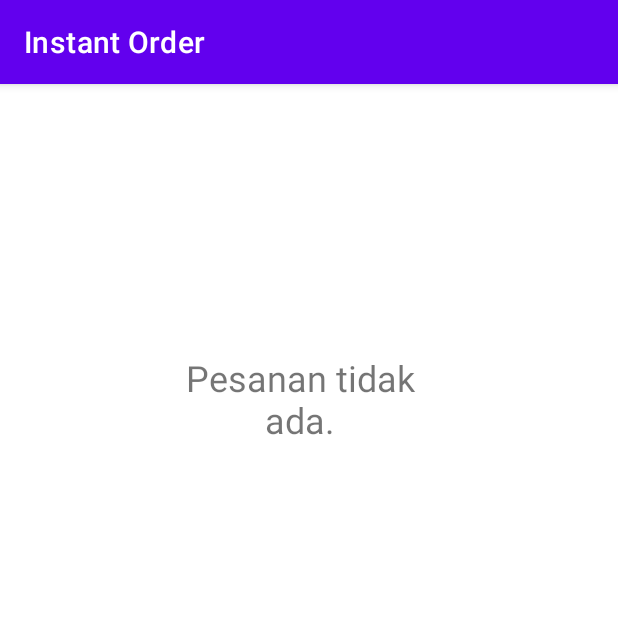
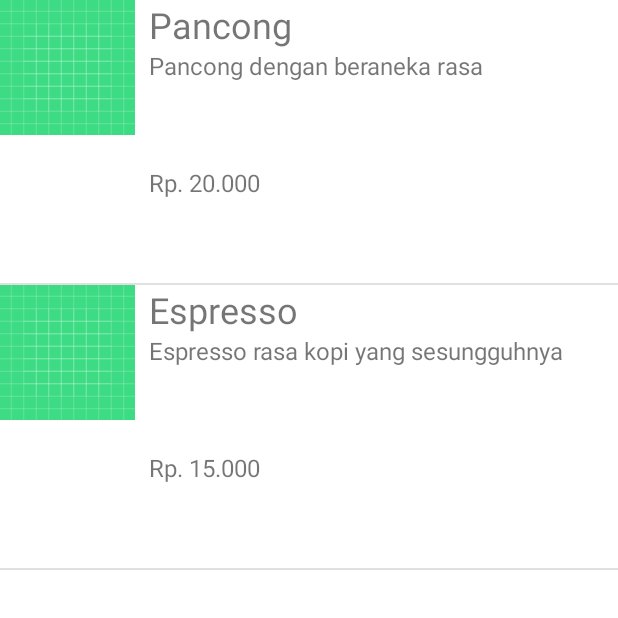
Before and after one commit to Laanaa/SetupProject, an Android app: the screen it shows after launch (Menu before the commit, MenuActivity after it), after a tap on "MENU", on a phone screen of 412 x 824 dp, the top half of it. Run offline under Robolectric (Android 15) with nearby library versions, the phone set to English and light mode, and no system bars.

Commit message:
Add unfinished menu list and empty detail menu

```diff
--- a/app/src/main/AndroidManifest.xml
+++ b/app/src/main/AndroidManifest.xml
@@ -3,6 +3,7 @@
     package="com.example.inder">
 
     <application
+        android:name=".MyApplication"
         android:allowBackup="true"
         android:icon="@mipmap/ic_launcher"
         android:label="@string/app_name"
@@ -10,13 +11,16 @@
         android:supportsRtl="true"
         android:theme="@style/Theme.Inder">
         <activity
+            android:name=".DetailMenu"
+            android:exported="false" />
+        <activity
             android:name=".Order"
             android:exported="false" />
         <activity
             android:name=".Transaction"
             android:exported="false" />
         <activity
-            android:name=".Menu"
+            android:name=".MenuActivity"
             android:exported="false" />
         <activity
             android:name=".MainActivity"
--- /dev/null
+++ b/app/src/main/java/com/example/inder/DetailMenu.java
@@ -0,0 +1,14 @@
+package com.example.inder;
+
+import androidx.appcompat.app.AppCompatActivity;
+
+import android.os.Bundle;
+
+public class DetailMenu extends AppCompatActivity {
+
+    @Override
+    protected void onCreate(Bundle savedInstanceState) {
+        super.onCreate(savedInstanceState);
+        setContentView(R.layout.activity_detail_menu);
+    }
+}
--- a/app/src/main/java/com/example/inder/MainActivity.java
+++ b/app/src/main/java/com/example/inder/MainActivity.java
@@ -2,10 +2,13 @@ package com.example.inder;
 
 import androidx.appcompat.app.AppCompatActivity;
 import android.content.Intent;
+import android.util.Log;
 import android.view.View;
 import android.os.Bundle;
 
 public class MainActivity extends AppCompatActivity {
+
+    private static final String TAG = "MainActivity";
 
     @Override
     protected void onCreate(Bundle savedInstanceState) {
@@ -14,8 +17,11 @@ public class MainActivity extends AppCompatActivity {
     }
 
     public void onStartMenuActivity(View view) {
-        Intent myIntent = new Intent(this, Menu.class);
+        Log.d(TAG, "onCreate: 1");
+        Intent myIntent = new Intent(this, MenuActivity.class);
+        Log.d(TAG, "onCreate: 2");
         startActivity(myIntent);
+        Log.d(TAG, "onCreate: 3");
     }
 
     public void onStartTransactionActivity(View view) {
--- a/app/src/main/java/com/example/inder/Menu.java
+++ b/app/src/main/java/com/example/inder/Menu.java
@@ -1,14 +1,31 @@
 package com.example.inder;
 
-import androidx.appcompat.app.AppCompatActivity;
+public class Menu {
 
-import android.os.Bundle;
+    int image;
+    String title, desc, price;
 
-public class Menu extends AppCompatActivity {
+    public Menu(int image, String title, String desc, String price){
+        this.image = image;
+        this.title = title;
+        this.desc = desc;
+        this.price = price;
+    }
 
-    @Override
-    protected void onCreate(Bundle savedInstanceState) {
-        super.onCreate(savedInstanceState);
-        setContentView(R.layout.activity_menu);
+    public int getImage(){
+        return image;
     }
+
+    public String getTitle(){
+        return title;
+    }
+
+    public String getDesc(){
+        return desc;
+    }
+
+    public String getPrice(){
+        return price;
+    }
+
 }
--- /dev/null
+++ b/app/src/main/java/com/example/inder/MenuActivity.java
@@ -0,0 +1,60 @@
+package com.example.inder;
+
+import androidx.appcompat.app.AppCompatActivity;
+
+import android.content.Intent;
+import android.os.Bundle;
+import android.util.Log;
+import android.view.View;
+import android.widget.AdapterView;
+import android.widget.ListView;
+import java.util.List;
+
+public class MenuActivity extends AppCompatActivity {
+
+    private static final String TAG = "MenuActivity";
+    List<Menu> menuList;
+
+    ListView listView;
+
+    @Override
+    protected void onCreate(Bundle savedInstanceState) {
+        super.onCreate(savedInstanceState);
+        setContentView(R.layout.activity_menu);
+        Log.d(TAG, "onCreate: ");
+//        homeList = new ArrayList<>();
+        menuList = ((MyApplication) this.getApplication()).getMenu();
+        Log.d(TAG, "onCreate: ");
+        listView = (ListView) findViewById(R.id.menuList);
+        Log.d(TAG, "onCreate: ");
+
+        //untuk menambahkan data baru
+        menuList.add(new Menu(R.drawable.ic_launcher_background, "Pancong ", "Pancong dengan beraneka rasa", "Rp. 20.000"));
+        menuList.add(new Menu(R.drawable.ic_launcher_background, "Espresso", "Espresso rasa kopi yang sesungguhnya", "Rp. 15.000"));
+        MenuListAdapter adapter = new MenuListAdapter(MenuActivity.this, R.layout.list_layout_menu, menuList);
+
+        listView.setAdapter(adapter);
+
+        listView.setOnItemClickListener(new AdapterView.OnItemClickListener() {
+            @Override
+            public void onItemClick(AdapterView<?> parent, View view, int position, long id) {
+                int image =  menuList.get(position).image;
+                String title =  menuList.get(position).title;
+                System.out.println(image);
+                Intent myIntent = new Intent(view.getContext(), DetailMenu.class);
+                myIntent.putExtra("image", image);
+                myIntent.putExtra("title", title);
+                myIntent.putExtra("desc", menuList.get(position).desc);
+                startActivityForResult(myIntent, 0);
+            }
+        });
+    }
+
+    @Override
+    protected void onResume() {
+        super.onResume();
+        Log.d(TAG, "onResume: ");
+        MenuListAdapter adapter = new MenuListAdapter(MenuActivity.this, R.layout.list_layout_menu, menuList);
+        listView.setAdapter(adapter);
+    }
+}
--- /dev/null
+++ b/app/src/main/java/com/example/inder/MenuListAdapter.java
@@ -0,0 +1,59 @@
+package com.example.inder;
+
+import android.content.Context;
+import android.view.LayoutInflater;
+import android.view.View;
+import android.view.ViewGroup;
+import android.widget.ArrayAdapter;
+import android.widget.ImageView;
+import android.widget.TextView;
+
+import androidx.annotation.NonNull;
+import androidx.annotation.Nullable;
+
+import java.util.List;
+
+public class MenuListAdapter extends ArrayAdapter<Menu> {
+    List<Menu> menuList;
+
+    Context context;
+
+    int resource;
+
+    public MenuListAdapter(Context context, int resource, List<Menu> homeList){
+        super(context, resource, homeList);
+        this.context = context;
+        this.resource = resource;
+        this.menuList = homeList;
+    }
+    //this will return the ListView Item as a View
+    @NonNull
+    @Override
+    public View getView(final int position, @Nullable View convertView, @NonNull ViewGroup parent) {
+
+        //Get the view of the xml for our list item
+        //
+        LayoutInflater layoutInflater = LayoutInflater.from(context);
+
+        //getting the view
+        //njupuk xml
+        View view = layoutInflater.inflate(resource, null, false);
+
+        //getting the view elements of the list from the view
+        ImageView imageView = view.findViewById(R.id.image);
+        TextView title = view.findViewById(R.id.textTitle);
+        TextView desc = view.findViewById(R.id.textDescription);
+        TextView price = view.findViewById(R.id.textPrice);
+
+        //getting the specified position
+        Menu home = menuList.get(position);
+
+        //adding values to the list item
+        imageView.setImageDrawable(context.getResources().getDrawable(home.getImage()));
+        title.setText(home.getTitle());
+        desc.setText(home.getDesc());
+        price.setText(home.getPrice());
+
+        return view;
+    }
+}
--- /dev/null
+++ b/app/src/main/java/com/example/inder/MyApplication.java
@@ -0,0 +1,27 @@
+package com.example.inder;
+
+import android.app.Application;
+
+import java.util.ArrayList;
+import java.util.List;
+
+public class MyApplication extends Application {
+
+    public List<Menu> menuList;
+
+    @Override
+    public void onCreate() {
+        super.onCreate();
+        menuList = new ArrayList<>();
+    }
+
+    //    private String someVariable;
+//
+    public List<Menu> getMenu() {
+        return menuList;
+    }
+//
+//    public void setSomeVariable(String someVariable) {
+//        this.someVariable = someVariable;
+//    }
+}
--- /dev/null
+++ b/app/src/main/res/layout/activity_detail_menu.xml
@@ -0,0 +1,9 @@
+<?xml version="1.0" encoding="utf-8"?>
+<androidx.constraintlayout.widget.ConstraintLayout xmlns:android="http://schemas.android.com/apk/res/android"
+    xmlns:app="http://schemas.android.com/apk/res-auto"
+    xmlns:tools="http://schemas.android.com/tools"
+    android:layout_width="match_parent"
+    android:layout_height="match_parent"
+    tools:context=".DetailMenu">
+
+</androidx.constraintlayout.widget.ConstraintLayout>
--- a/app/src/main/res/layout/activity_main.xml
+++ b/app/src/main/res/layout/activity_main.xml
@@ -57,6 +57,7 @@
                 android:layout_height="wrap_content"
                 android:layout_gravity="center"
                 android:layout_marginTop="25dp"
+                android:backgroundTint="@color/btnColor"
                 android:onClick="onStartMenuActivity"
                 android:text="Menu" />
 
--- a/app/src/main/res/layout/activity_menu.xml
+++ b/app/src/main/res/layout/activity_menu.xml
@@ -1,34 +1,13 @@
 <?xml version="1.0" encoding="utf-8"?>
-<androidx.constraintlayout.widget.ConstraintLayout xmlns:android="http://schemas.android.com/apk/res/android"
+<RelativeLayout xmlns:android="http://schemas.android.com/apk/res/android"
     xmlns:app="http://schemas.android.com/apk/res-auto"
     xmlns:tools="http://schemas.android.com/tools"
     android:layout_width="match_parent"
     android:layout_height="match_parent"
     tools:context=".Menu">
 
-    <LinearLayout
+    <ListView
+        android:id="@+id/menuList"
         android:layout_width="match_parent"
-        android:layout_height="match_parent"
-        android:orientation="vertical">
-
-        <LinearLayout
-            android:layout_width="200dp"
-            android:layout_height="200dp"
-            android:layout_margin="100dp"
-            android:backgroundTint="#F44336"
-            android:orientation="vertical">
-
-            <TextView
-                android:id="@+id/textView4"
-                android:layout_width="match_parent"
-                android:layout_height="match_parent"
-                android:layout_marginTop="20dp"
-                android:layout_weight="1"
-                android:gravity="center"
-                android:text="Pesanan tidak ada."
-                android:textSize="24sp" />
-        </LinearLayout>
-
-    </LinearLayout>
-
-</androidx.constraintlayout.widget.ConstraintLayout>
+        android:layout_height="match_parent" />
+</RelativeLayout>
--- /dev/null
+++ b/app/src/main/res/layout/list_layout_menu.xml
@@ -0,0 +1,44 @@
+<?xml version="1.0" encoding="utf-8"?>
+<LinearLayout xmlns:android="http://schemas.android.com/apk/res/android"
+    xmlns:tools="http://schemas.android.com/tools"
+    android:orientation="horizontal"
+    android:layout_width="match_parent"
+    android:layout_height="wrap_content"
+    android:layout_margin="16dp"
+    tools:context="com.example.inder.MainActivity">
+    <ImageView
+        android:id="@+id/image"
+        android:layout_width="90dp"
+        android:layout_height="90dp"
+        android:src="@drawable/ic_launcher_background"/>
+    <LinearLayout
+        android:layout_width="match_parent"
+        android:layout_height="wrap_content"
+        android:orientation="vertical"
+        android:layout_marginLeft="9dp">
+        <TextView
+            android:id="@+id/textTitle"
+            android:layout_width="match_parent"
+            android:layout_height="wrap_content"
+            android:text="Items"
+            android:textSize="24sp"/>
+        <TextView
+            android:id="@+id/textDescription"
+            android:layout_width="match_parent"
+            android:layout_height="fill_parent"
+            android:text="Description"
+            android:layout_marginRight="12dp"
+            android:maxLines="4"
+            android:lines="4"
+            android:textSize="16sp"/>
+        <TextView
+            android:id="@+id/textPrice"
+            android:layout_width="match_parent"
+            android:layout_height="fill_parent"
+            android:text="Price"
+            android:layout_marginRight="12dp"
+            android:maxLines="4"
+            android:lines="4"
+            android:textSize="16sp"/>
+    </LinearLayout>
+</LinearLayout>
--- a/app/src/main/res/values-night/themes.xml
+++ b/app/src/main/res/values-night/themes.xml
@@ -1,6 +1,6 @@
 <resources xmlns:tools="http://schemas.android.com/tools">
     <!-- Base application theme. -->
-    <style name="Theme.Inder" parent="Theme.MaterialComponents.DayNight.DarkActionBar">
+    <style name="Theme.Inder" parent="Theme.MaterialComponents.DayNight.NoActionBar">
         <!-- Primary brand color. -->
         <item name="colorPrimary">@color/purple_200</item>
         <item name="colorPrimaryVariant">@color/purple_700</item>
--- /dev/null
+++ b/app/src/main/res/values/menu_list.xml
@@ -0,0 +1,10 @@
+<?xml version="1.0" encoding="utf-8"?>
+<resources>
+    <string-array name="menu_list">
+        <item>Nasi Goreng</item>
+        <item>Pecel Ayam</item>
+        <item>Bakso</item>
+        <item>Mie Goreng</item>
+        <item>Mie Kuah</item>
+    </string-array>
+</resources>
--- a/app/src/main/res/values/themes.xml
+++ b/app/src/main/res/values/themes.xml
@@ -1,6 +1,6 @@
 <resources xmlns:tools="http://schemas.android.com/tools">
     <!-- Base application theme. -->
-    <style name="Theme.Inder" parent="Theme.MaterialComponents.DayNight.DarkActionBar">
+    <style name="Theme.Inder" parent="Theme.MaterialComponents.DayNight.NoActionBar">
         <!-- Primary brand color. -->
         <item name="colorPrimary">@color/purple_500</item>
         <item name="colorPrimaryVariant">@color/purple_700</item>
```
